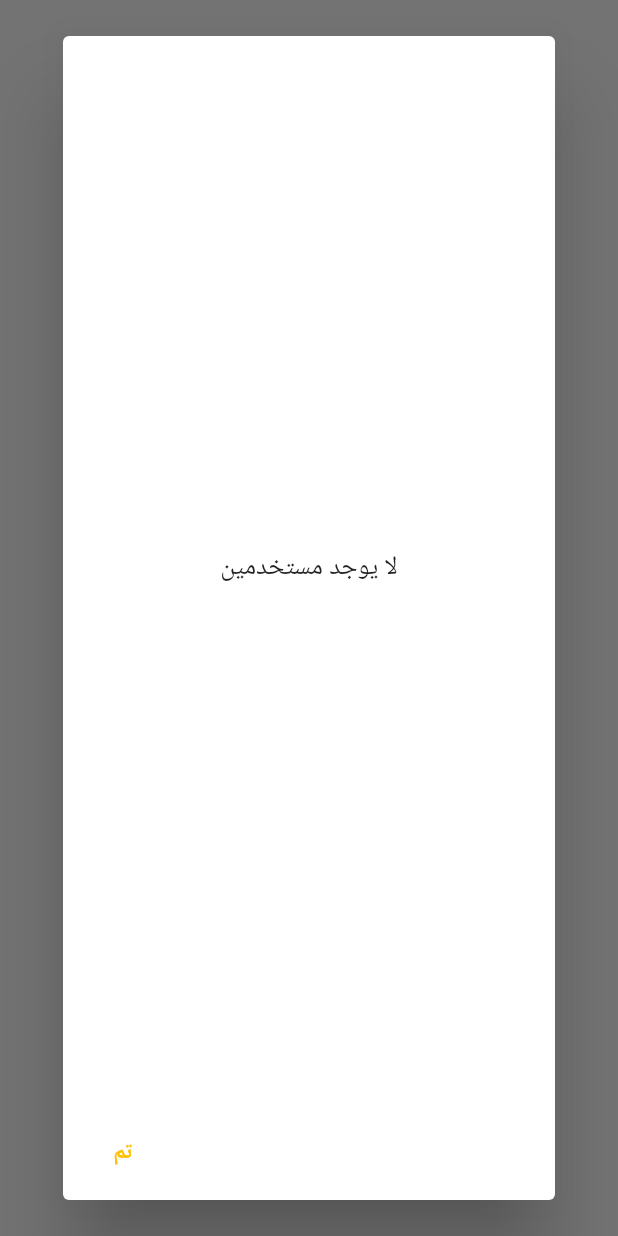
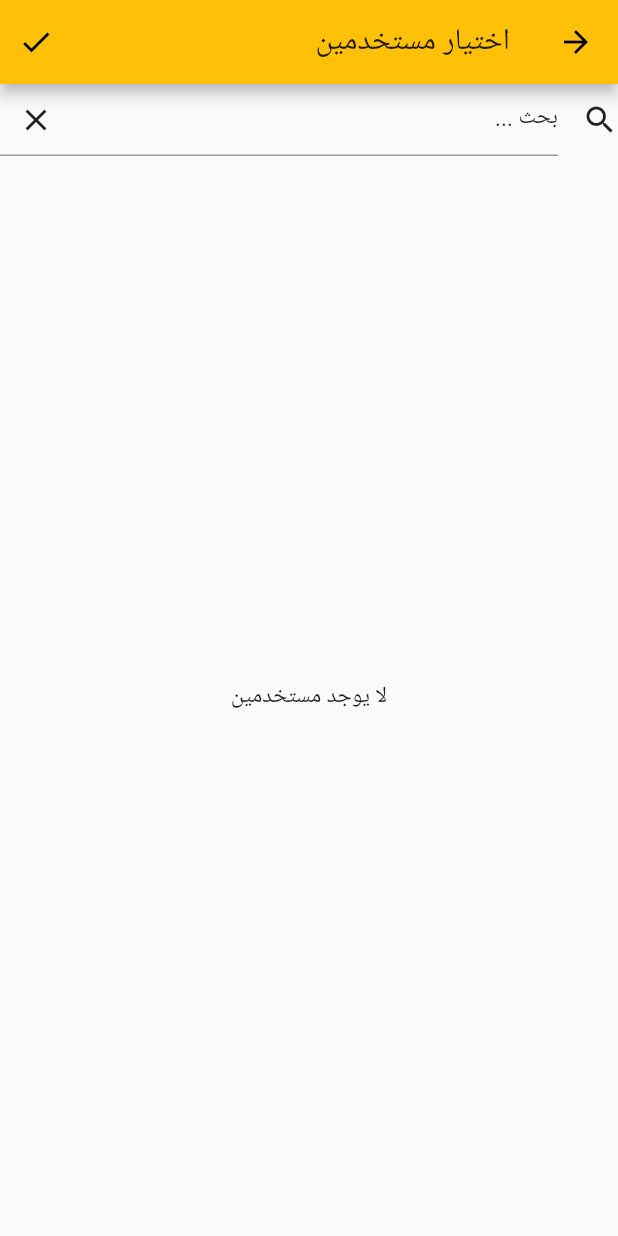
Before and after one commit to Andrew-Bekhiet/MeetingHelper, a Flutter app: what sendNotification() shows on an empty page, opened directly with empty values, on a phone screen of 412 x 824 dp. Run offline on Flutter 3.47's test engine with Material 2 defaults, Android fonts, the phone set to English and light mode, and no system bars; our stand-ins replace cached_network_image, cloud_firestore, cloud_functions, connectivity_plus, datetime_picker_formfield, device_info_plus and 34 more; missing offline and left inert: android_alarm_manager_plus, app_settings, battery_optimization, cloud_firestore_web, cloud_functions_web, connectivity_plus_web and 19 more; accounts and stored records are empty; statements that could not run were skipped.

```diff
--- a/lib/utils/helpers.dart
+++ b/lib/utils/helpers.dart
@@ -20,7 +20,9 @@ import 'package:google_maps_flutter/google_maps_flutter.dart';
 import 'package:hive/hive.dart';
 import 'package:hive_flutter/hive_flutter.dart';
 import 'package:intl/intl.dart';
+import 'package:meetinghelper/models/data_object_widget.dart';
 import 'package:meetinghelper/models/list_options.dart';
+import 'package:meetinghelper/models/search_filters.dart';
 import 'package:meetinghelper/views/lists/lists.dart';
 import 'package:meetinghelper/views/services_list.dart';
 import 'package:photo_view/photo_view.dart';
@@ -643,14 +645,25 @@ Future<void> sendNotification(BuildContext context, dynamic attachement) async {
         providers: [
           Provider(
             create: (_) => DataObjectListOptions<User>(
+                itemBuilder: (current,
+                        {onLongPress, onTap, subtitle, trailing}) =>
+                    DataObjectWidget(
+                      current,
+                      onTap: () => onTap(current),
+                      trailing: trailing,
+                      showSubTitle: false,
+                    ),
                 selectionMode: true,
                 searchQuery: search,
                 itemsStream: Stream.fromFuture(User.getAllUsersLive())
-                      .map((s) => s.docs.map(User.fromDoc).toList()))),
+                    .map((s) => s.docs.map(User.fromDoc).toList())),
+          ),
         ],
-        builder: (context, child) => AlertDialog(
+        builder: (context, child) => Scaffold(
+          appBar: AppBar(
+            title: Text('اختيار مستخدمين'),
             actions: [
-            TextButton(
+              IconButton(
                 onPressed: () {
                   Navigator.pop(
                       context,
@@ -660,12 +673,21 @@ Future<void> sendNotification(BuildContext context, dynamic attachement) async {
                           .values
                           .toList());
                 },
-              child: Text('تم'),
-            )
+                icon: Icon(Icons.done),
+                tooltip: 'تم',
+              ),
             ],
-          content: Container(
-            width: 280,
+          ),
+          body: Column(
+            mainAxisSize: MainAxisSize.min,
+            children: [
+              SearchField(
+                  searchStream: search,
+                  textStyle: Theme.of(context).textTheme.bodyText2),
+              Expanded(
                 child: UsersList(),
+              ),
+            ],
           ),
         ),
       );
```
Lines whose indentation alone changed are shown as unchanged.
